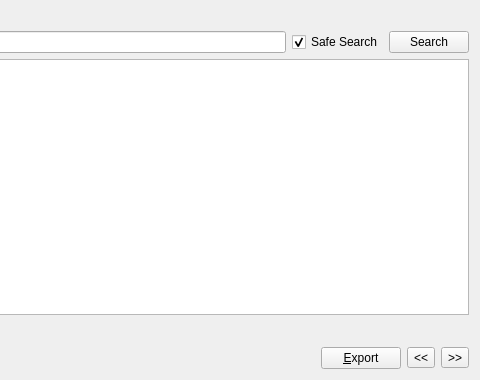
The window that src/qt/forms/escrowlistpage.ui (willyko/syscoin2) describes before a commit, drawn with Qt 5; both pictures show x 280 to 760 and y 0 to 380 of the 760 by 380 pixel window.
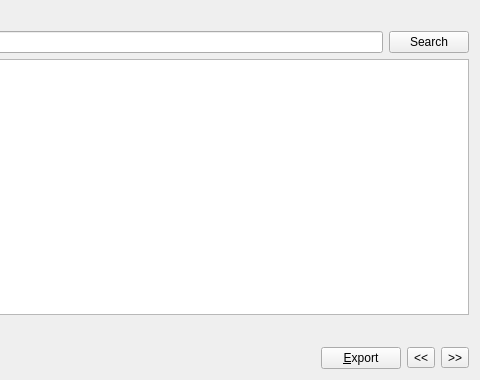
The same window after the commit.

Diff of the .ui file:
```diff
--- a/src/qt/forms/escrowlistpage.ui
+++ b/src/qt/forms/escrowlistpage.ui
@@ -29,16 +29,6 @@
      <item>
       <widget class="QLineEdit" name="lineEditEscrowSearch"/>
      </item>
-     <item>
-      <widget class="QCheckBox" name="safeSearch">
-       <property name="text">
-        <string>Safe Search</string>
-       </property>
-       <property name="checked">
-        <bool>true</bool>
-       </property>
-      </widget>
-     </item>
      <item>
       <widget class="QPushButton" name="searchEscrow">
        <property name="maximumSize">
```
